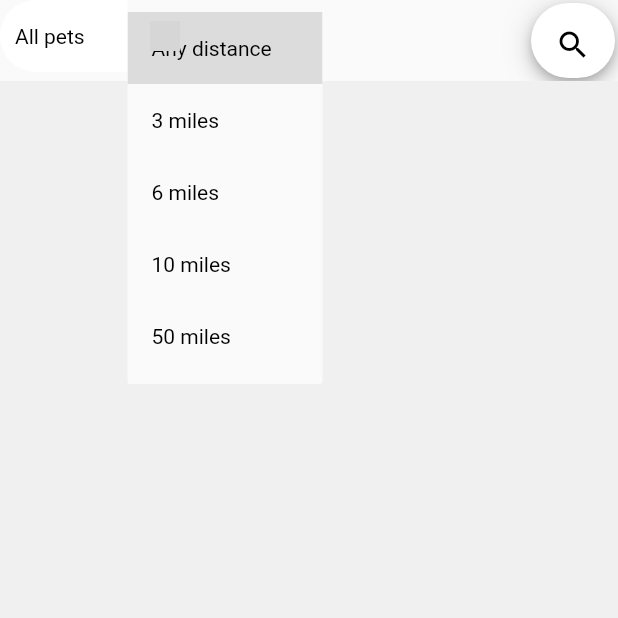
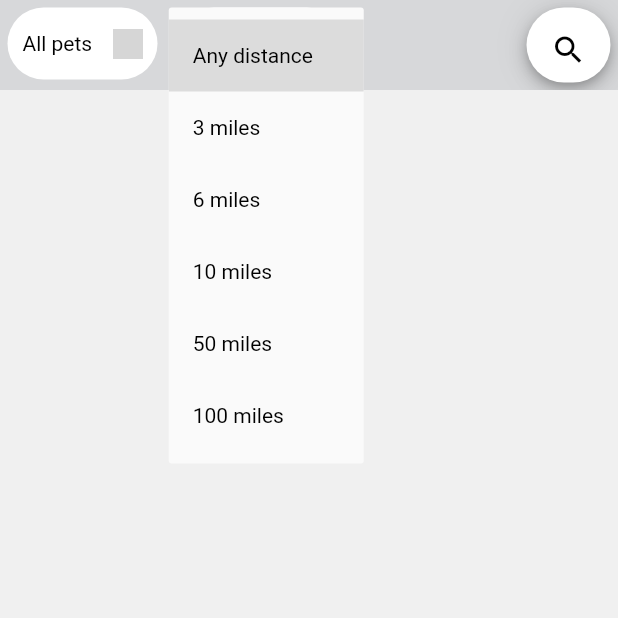
Before and after one commit to reece-b4/nc_project, a Flutter app: the HomePage screen opened directly, after a tap on "Any distance", on a phone screen of 412 x 824 dp, the top half of it. Run offline on Flutter 3.47's test engine with Material 2 defaults, Android fonts, the phone set to English and light mode, and no system bars; our stand-ins replace cloud_firestore, firebase_auth, firebase_core, firebase_storage, flip_card, flutter_chat_types and 3 more; accounts and stored records are empty; network calls fail; grey boxes are pictures that could not be loaded.

Commit message:
complete filter and search functionality

```diff
--- a/lib/pages/home_page.dart
+++ b/lib/pages/home_page.dart
@@ -14,127 +14,38 @@ class HomePage extends StatefulWidget {
 class _HomePageState extends State<HomePage> {
   double? _deviceHeight;
   double? _deviceWidth;
-  // final List<Map> entries = <Map>[
-  //   {
-  //     "pet_name": "Rover",
-  //     "age": 3,
-  //     "species": "dogs",
-  //     "image":
-  //         "https://images.unsplash.com/photo-1644614398468-06fad5e8f8f6?ixlib=rb-1.2.1&ixid=MnwxMjA3fDB8MHxwaG90by1wYWdlfHx8fGVufDB8fHx8&auto=format&fit=crop&w=502&q=80",
-  //     "availabilty": true,
-  //     "distance": "0.5 miles away",
-  //     "notes": "Likes chicken"
-  //   },
-  //   {
-  //     "pet_name": "Timmy",
-  //     "age": 87,
-  //     "species": "tortoises and turtles",
-  //     "image":
-  //         "https://images.unsplash.com/photo-1508455858334-95337ba25607?ixlib=rb-1.2.1&ixid=MnwxMjA3fDB8MHxwaG90by1wYWdlfHx8fGVufDB8fHx8&auto=format&fit=crop&w=876&q=80",
-  //     "availabilty": true,
-  //     "distance": "2 miles away",
-  //     "notes": "A game of fetch takes forever"
-  //   },
-  //   {
-  //     "pet_name": "Blobby",
-  //     "age": 7,
-  //     "species": "other",
-  //     "image":
-  //         "https://images.unsplash.com/photo-1575485670541-824ff288aaf8?ixlib=rb-1.2.1&ixid=MnwxMjA3fDB8MHxwaG90by1wYWdlfHx8fGVufDB8fHx8&auto=format&fit=crop&w=774&q=80",
-  //     "availabilty": true,
-  //     "distance": "3 miles away",
-  //     "notes": "Will bite you if provoked."
-  //   },
-  //   {
-  //     "pet_name": "Joshua",
-  //     "age": 6,
-  //     "species": "other",
-  //     "image":
-  //         "https://images.unsplash.com/photo-1615087240969-eeff2fa558f2?ixlib=rb-1.2.1&ixid=MnwxMjA3fDB8MHxwaG90by1wYWdlfHx8fGVufDB8fHx8&auto=format&fit=crop&w=580&q=80",
-  //     "availabilty": true,
-  //     "distance": "8 miles away",
-  //     "notes": "Does not like being alone"
-  //   },
-  //   {
-  //     "pet_name": "Apple",
-  //     "age": 87,
-  //     "species": "hamsters",
-  //     "image":
-  //         "https://images.unsplash.com/photo-1425082661705-1834bfd09dca?ixlib=rb-1.2.1&ixid=MnwxMjA3fDB8MHxwaG90by1wYWdlfHx8fGVufDB8fHx8&auto=format&fit=crop&w=876&q=80",
-  //     "availabilty": true,
-  //     "distance": "10 miles away",
-  //     "notes": "Sensitive"
-  //   },
-  //   {
-  //     "pet_name": "Fang",
-  //     "age": 4,
-  //     "species": "dogs",
-  //     "image":
-  //         "https://images.unsplash.com/photo-1558349699-1e1c38c05eeb?ixlib=rb-1.2.1&ixid=MnwxMjA3fDB8MHxwaG90by1wYWdlfHx8fGVufDB8fHx8&auto=format&fit=crop&w=870&q=80",
-  //     "availabilty": true,
-  //     "distance": "51 miles away",
-  //     "notes": "High blood sugar."
-  //   },
-  //   {
-  //     "pet_name": "Jimmy",
-  //     "age": 8,
-  //     "species": "other",
-  //     "image":
-  //         "https://images.unsplash.com/photo-1518796745738-41048802f99a?ixlib=rb-1.2.1&ixid=MnwxMjA3fDB8MHxwaG90by1wYWdlfHx8fGVufDB8fHx8&auto=format&fit=crop&w=869&q=80",
-  //     "availabilty": true,
-  //     "distance": "6 miles away",
-  //     "notes": "Likes eating flowers"
-  //   },
-  //   {
-  //     "pet_name": "Oscar",
-  //     "age": 10,
-  //     "species": "guinea pigs",
-  //     "image":
-  //         "https://images.unsplash.com/photo-1533152162573-93ad94eb20f6?ixlib=rb-1.2.1&ixid=MnwxMjA3fDB8MHxwaG90by1wYWdlfHx8fGVufDB8fHx8&auto=format&fit=crop&w=870&q=80",
-  //     "availabilty": true,
-  //     "distance": "4 miles away",
-  //     "notes": "Loves a bit of fuss."
-  //   },
-  // ];
-  String dropdownPetValue = "All pets";
-  String dropdownDistanceValue = "Any distance";
-  String _searchValue = "Search";
-  bool _folded = true;
+  bool _foldedSearchBar = true;
   List? _allPets;
   final _allSpeciesFromCards = ["All pets"];
+  String _dropdownPetValue = "All pets";
+  String _dropdownDistanceValue = "Any distance";
+  String _searchValue = "Search";
 
   final FirebaseAuth auth = FirebaseAuth.instance;
   @override
   void initState() {
     super.initState();
-    fetchPets(dropdownPetValue, dropdownDistanceValue, _searchValue);
+    fetchPets(_dropdownPetValue, _dropdownDistanceValue, _searchValue);
   }
 
-  //?species=str - DONE
-  //?limit=- DONE
-  //?search=- DONE
-  //&&- DONE
-  //loop
-
-  void fetchPets(dropdownPetValue, dropdownDistanceValue, _searchValue) async {
+  void fetchPets(
+      _dropdownPetValue, _dropdownDistanceValue, _searchValue) async {
     try {
       final user = auth.currentUser;
       final uid = user!.uid;
-      print(_searchValue);
-
-      var splitValue = dropdownDistanceValue!.split(' ');
+      var splitValue = _dropdownDistanceValue!.split(" ");
       var dropdownDistanceNumber = splitValue[0];
       var httpAddress = 'https://nc-project-api.herokuapp.com/api/pets';
 
-      if (dropdownPetValue != "All pets" ||
-          dropdownDistanceValue != "Any distance" ||
+      if (_dropdownPetValue != "All pets" ||
+          _dropdownDistanceValue != "Any distance" ||
           _searchValue != "Search") {
         httpAddress = httpAddress + '?';
       }
-      if (dropdownPetValue != "All pets") {
-        httpAddress = httpAddress + 'species=' + dropdownPetValue + '&&';
+      if (_dropdownPetValue != "All pets") {
+        httpAddress = httpAddress + 'species=' + _dropdownPetValue + '&&';
       }
-      if (dropdownDistanceValue != "Any distance") {
+      if (_dropdownDistanceValue != "Any distance") {
         httpAddress = httpAddress + 'limit=' + dropdownDistanceNumber + '&&';
       }
       if (_searchValue != "Search") {
@@ -147,7 +58,6 @@ class _HomePageState extends State<HomePage> {
         httpAddress = splitHttpAddress.join('');
       }
 
-      print(httpAddress);
       final response = await http.patch(
         Uri.parse(httpAddress),
         headers: <String, String>{
@@ -178,16 +88,19 @@ class _HomePageState extends State<HomePage> {
         child: SingleChildScrollView(
           child: Column(
             children: <Widget>[
-              Stack(
-                // alignment: WrapAlignment.spaceEvenly,
-
+              Container(
+                decoration: const BoxDecoration(
+                  color: Color.fromARGB(255, 215, 216, 218),
+                ),
+                child: Stack(
                   children: <Widget>[
                     Align(
                       alignment: Alignment.centerLeft,
                       child: SizedBox(
                         child: Visibility(
-                          visible: _folded ? true : false,
-                          child: filterDropDown()),
+                          visible: _foldedSearchBar ? true : false,
+                          child: filterDropDown(),
+                        ),
                       ),
                     ),
                     Align(
@@ -195,7 +108,7 @@ class _HomePageState extends State<HomePage> {
                       child: Container(
                         margin: EdgeInsets.fromLTRB(0, 0, 100, 0),
                         child: Visibility(
-                          visible: _folded ? true : false,
+                            visible: _foldedSearchBar ? true : false,
                             child: distanceDropDown()),
                       ),
                     ),
@@ -204,7 +117,8 @@ class _HomePageState extends State<HomePage> {
                       child: Container(
                         margin: EdgeInsets.fromLTRB(100, 0, 0, 0),
                         child: Visibility(
-                          visible: _folded ? true : false, child: searchTerm()),
+                            visible: _foldedSearchBar ? true : false,
+                            child: searchTerm()),
                       ),
                     ),
                     Align(
@@ -214,6 +128,7 @@ class _HomePageState extends State<HomePage> {
                       ),
                     )
                   ],
+                ),
               ),
               Container(
                 decoration: const BoxDecoration(
@@ -236,37 +151,13 @@ class _HomePageState extends State<HomePage> {
     );
   }
 
-  Widget searchTerm() {
-    return SizedBox(
-        width: 100,
-        child: Visibility(
-          visible: _searchValue != 'Search' ? true : false,
-          child: TextButton(
-            style: ButtonStyle(
-                backgroundColor:
-                    MaterialStateProperty.all<Color>(Colors.lightGreen)),
-            onPressed: () {
-              setState(
-                () {
-                  _searchValue = 'Search';
-                  fetchPets(
-                      dropdownPetValue, dropdownDistanceValue, _searchValue);
-                },
-              );
-            },
-            child: Row(children: <Widget>[
-              const Icon(Icons.clear),
-              Text(_searchValue)
-            ]),
-          ),
-        ));
-  }
-
   Widget filterDropDown() {
     List<String> _uniqueAllSpeciesFromCards =
         _allSpeciesFromCards.toSet().toList();
-    return SizedBox(
-      width: 130,
+    return Padding(
+      padding: const EdgeInsets.fromLTRB(5, 5, 5, 5),
+      child: SizedBox(
+        width: 100,
         child: DropdownButtonHideUnderline(
           child: Padding(
             padding: const EdgeInsets.all(0.0),
@@ -278,7 +169,7 @@ class _HomePageState extends State<HomePage> {
               child: Padding(
                 padding: const EdgeInsets.fromLTRB(10, 0, 10, 0),
                 child: DropdownButton<String>(
-                value: dropdownPetValue,
+                  value: _dropdownPetValue,
                   isExpanded: true,
                   icon: Image.asset(
                     "paw_icon.png",
@@ -294,13 +185,14 @@ class _HomePageState extends State<HomePage> {
                   onChanged: (String? newValue) {
                     setState(
                       () {
-                      dropdownPetValue = newValue!;
-                      fetchPets(dropdownPetValue, dropdownDistanceValue,
+                        _dropdownPetValue = newValue!;
+                        fetchPets(_dropdownPetValue, _dropdownDistanceValue,
                             _searchValue);
                       },
                     );
                   },
-                items: _uniqueAllSpeciesFromCards.map<DropdownMenuItem<String>>(
+                  items:
+                      _uniqueAllSpeciesFromCards.map<DropdownMenuItem<String>>(
                     (String value) {
                       return DropdownMenuItem<String>(
                         value: value,
@@ -313,11 +205,14 @@ class _HomePageState extends State<HomePage> {
             ),
           ),
         ),
+      ),
     );
   }
 
   Widget distanceDropDown() {
-    return SizedBox(
+    return Padding(
+      padding: const EdgeInsets.fromLTRB(60, 5, 5, 5),
+      child: SizedBox(
         width: 130,
         child: DropdownButtonHideUnderline(
           child: Padding(
@@ -330,7 +225,7 @@ class _HomePageState extends State<HomePage> {
               child: Padding(
                 padding: const EdgeInsets.fromLTRB(10, 0, 10, 0),
                 child: DropdownButton<String>(
-                value: dropdownDistanceValue,
+                  value: _dropdownDistanceValue,
                   isExpanded: true,
                   icon: const Icon(
                     Icons.map_outlined,
@@ -345,8 +240,8 @@ class _HomePageState extends State<HomePage> {
                   onChanged: (String? newValue) {
                     setState(
                       () {
-                      dropdownDistanceValue = newValue!;
-                      fetchPets(dropdownPetValue, dropdownDistanceValue,
+                        _dropdownDistanceValue = newValue!;
+                        fetchPets(_dropdownPetValue, _dropdownDistanceValue,
                             _searchValue);
                       },
                     );
@@ -357,6 +252,7 @@ class _HomePageState extends State<HomePage> {
                     "6 miles",
                     "10 miles",
                     "50 miles",
+                    "100 miles"
                   ].map<DropdownMenuItem<String>>(
                     (String value) {
                       return DropdownMenuItem<String>(
@@ -370,15 +266,54 @@ class _HomePageState extends State<HomePage> {
             ),
           ),
         ),
+      ),
+    );
+  }
+
+  Widget searchTerm() {
+    return Padding(
+      padding: const EdgeInsets.fromLTRB(55, 10, 10, 10),
+      child: SizedBox(
+          width: 90,
+          height: 40,
+          child: Visibility(
+            visible: _searchValue != 'Search' ? true : false,
+            child: DecoratedBox(
+              decoration: BoxDecoration(
+                borderRadius: BorderRadius.circular(40),
+                color: Color.fromARGB(255, 230, 112, 112),
+              ),
+              child: TextButton(
+                style: ButtonStyle(
+                    foregroundColor: MaterialStateProperty.all<Color>(
+                        Color.fromARGB(255, 255, 255, 255))),
+                onPressed: () {
+                  setState(
+                    () {
+                      _searchValue = 'Search';
+                      fetchPets(_dropdownPetValue, _dropdownDistanceValue,
+                          _searchValue);
+                    },
+                  );
+                },
+                child: Row(children: <Widget>[
+                  const Icon(Icons.clear),
+                  Text((_searchValue.length > 3
+                      ? _searchValue.substring(0, 4) + '...'
+                      : _searchValue))
+                ]),
+              ),
+            ),
+          )),
     );
   }
 
   Widget searchBar() {
     return Padding(
-      padding: const EdgeInsets.fromLTRB(2, 2, 2, 2),
+      padding: const EdgeInsets.fromLTRB(5, 5, 5, 5),
       child: AnimatedContainer(
         duration: const Duration(milliseconds: 400),
-        width: _folded ? 56 : _deviceWidth!,
+        width: _foldedSearchBar ? 56 : _deviceWidth!,
         height: 50,
         decoration: BoxDecoration(
           borderRadius: BorderRadius.circular(32),
@@ -390,7 +325,7 @@ class _HomePageState extends State<HomePage> {
             Expanded(
               child: Container(
                 padding: const EdgeInsets.only(left: 16, bottom: 5),
-                child: !_folded
+                child: !_foldedSearchBar
                     ? TextField(
                         decoration: const InputDecoration(
                             hintText: "Search",
@@ -398,11 +333,14 @@ class _HomePageState extends State<HomePage> {
                                 TextStyle(color: Color.fromARGB(255, 0, 0, 0)),
                             border: InputBorder.none),
                         onSubmitted: (value) {
-                          setState(() {
+                          setState(
+                            () {
                               _searchValue = value;
-                            fetchPets(dropdownPetValue, dropdownDistanceValue,
-                                _searchValue);
-                          });
+                              fetchPets(_dropdownPetValue,
+                                  _dropdownDistanceValue, _searchValue);
+                              _foldedSearchBar = !_foldedSearchBar;
+                            },
+                          );
                         },
                       )
                     : null,
@@ -414,22 +352,22 @@ class _HomePageState extends State<HomePage> {
                 type: MaterialType.transparency,
                 child: InkWell(
                   borderRadius: BorderRadius.only(
-                    topLeft: Radius.circular(_folded ? 32 : 0),
+                    topLeft: Radius.circular(_foldedSearchBar ? 32 : 0),
                     topRight: const Radius.circular(32),
-                    bottomLeft: Radius.circular(_folded ? 32 : 0),
+                    bottomLeft: Radius.circular(_foldedSearchBar ? 32 : 0),
                     bottomRight: const Radius.circular(32),
                   ),
                   child: Padding(
                     padding: const EdgeInsets.all(16),
                     child: Icon(
-                      _folded ? Icons.search : Icons.close,
+                      _foldedSearchBar ? Icons.search : Icons.close,
                       color: const Color.fromARGB(255, 0, 0, 0),
                     ),
                   ),
                   onTap: () {
                     setState(
                       () {
-                        _folded = !_folded;
+                        _foldedSearchBar = !_foldedSearchBar;
                       },
                     );
                   },
@@ -489,7 +427,9 @@ class _HomePageState extends State<HomePage> {
                           mainAxisSize: MainAxisSize.min,
                           children: <Widget>[
                             Text(
-                              "${_allPets?[index]["name"]}, ${_allPets?[index]["age"]}",
+                              (_allPets?[index]["name"].length > 6
+                                  ? "${_allPets?[index]["name"].substring(0, 7)}... ${_allPets?[index]["age"]}"
+                                  : "${_allPets?[index]["name"]}, ${_allPets?[index]["age"]}"),
                               style: const TextStyle(
                                   fontFamily: "Roboto",
                                   decoration: TextDecoration.none,
@@ -533,6 +473,14 @@ class _HomePageState extends State<HomePage> {
             child: Container(
               decoration: BoxDecoration(
                 borderRadius: BorderRadius.circular(40),
+                gradient: const LinearGradient(
+                    colors: [
+                      Color.fromARGB(255, 255, 245, 216),
+                      Color.fromARGB(255, 233, 224, 199),
+                    ],
+                    begin: Alignment.center,
+                    stops: [0.4, 1],
+                    end: Alignment.bottomCenter),
               ),
               padding: const EdgeInsets.all(8),
               child: Center(
```
Lines whose indentation alone changed are shown as unchanged.
